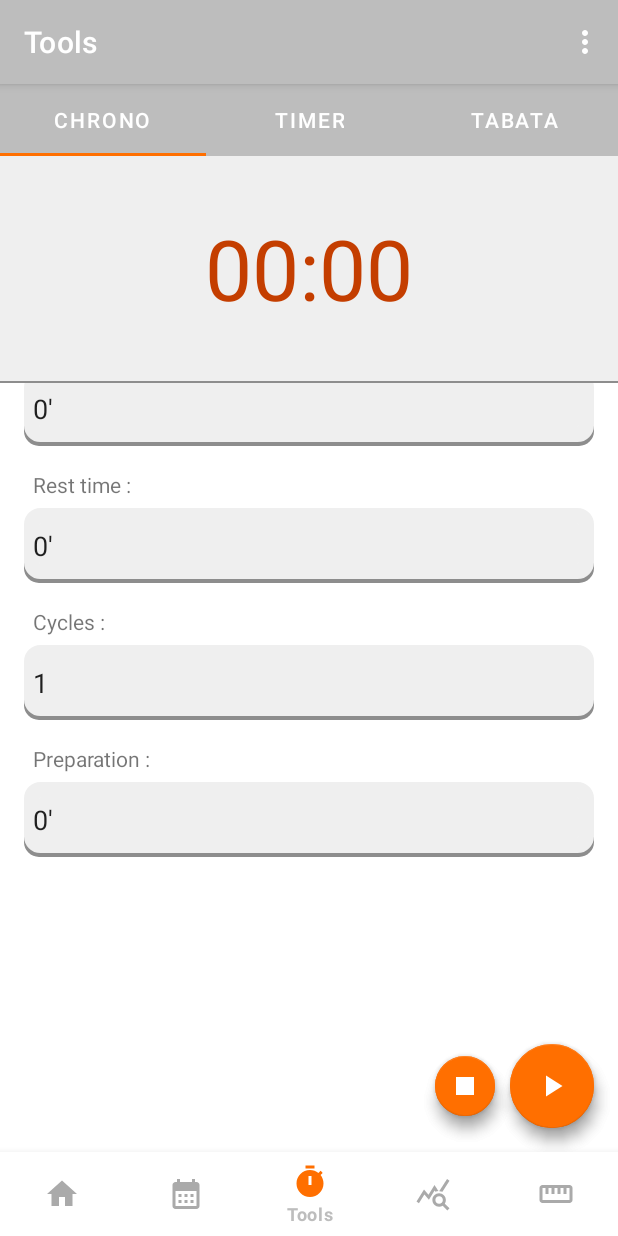
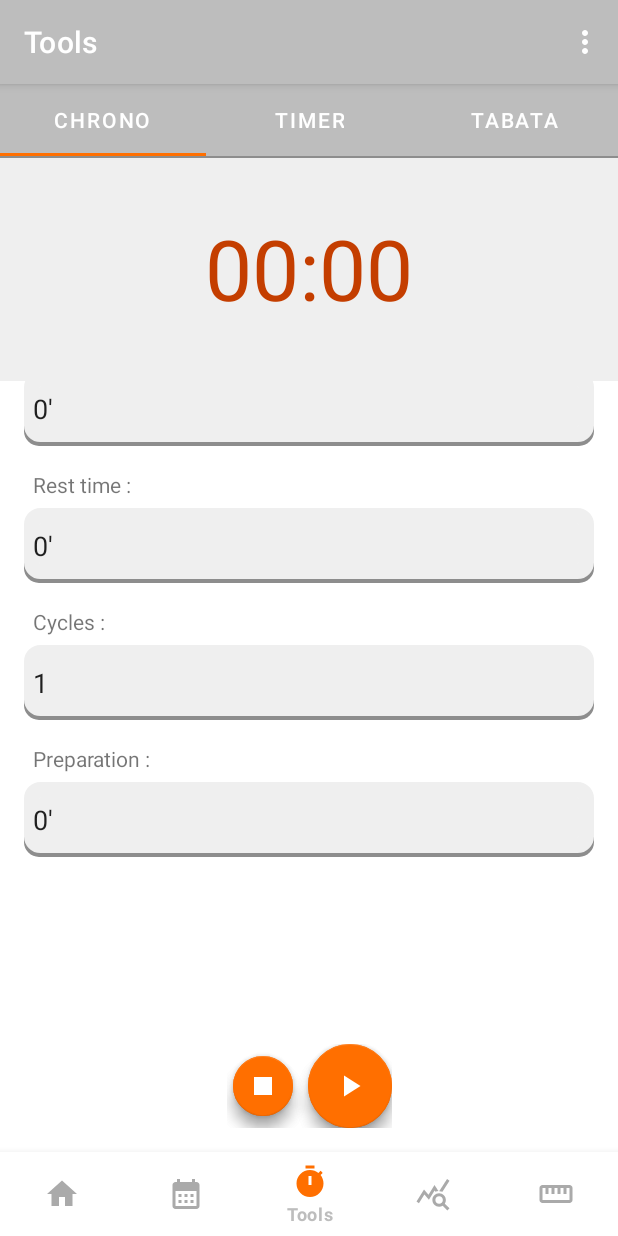
Before and after one commit to e-renault/DiaryFit, an Android app: the fragment Tabata placed in its activity, item 3 of the bottom bar chosen, on a phone screen of 412 x 824 dp. Run offline under Robolectric (Android 15) with nearby library versions, the phone set to English and light mode, and no system bars; our stand-ins replace Firebase (no records; nobody signed in at launch, a user with empty details on screens opened directly), navigation-ui; libraries missing offline, so code that uses them is left out: com.roomorama.caldroid; 2 statements that could not run were skipped.

Commit message:
Boutons tools

```diff
--- a/app/src/main/res/layout/tab_tool_chrono.xml
+++ b/app/src/main/res/layout/tab_tool_chrono.xml
@@ -26,19 +26,36 @@
         app:layout_constraintBottom_toBottomOf="parent"
         app:layout_constraintEnd_toEndOf="parent"
         app:layout_constraintStart_toStartOf="parent"
-        app:layout_constraintTop_toBottomOf="@+id/fg_tools_chrono" />
+        app:layout_constraintTop_toBottomOf="@+id/fg_tools_chrono" >
+
+    </androidx.recyclerview.widget.RecyclerView>
+
+    <View
+        android:layout_width="0dp"
+        android:layout_height="1dp"
+        android:background="@color/primaryDarkColor"
+        tools:layout_editor_absoluteY="150dp" />
+
+    <androidx.constraintlayout.widget.ConstraintLayout
+        android:layout_width="wrap_content"
+        android:layout_height="wrap_content"
+        android:layout_marginStart="@dimen/activity_normal_margin"
+        android:layout_marginEnd="@dimen/activity_normal_margin"
+        android:layout_marginBottom="@dimen/activity_normal_margin"
+        app:layout_constraintBottom_toBottomOf="parent"
+        app:layout_constraintEnd_toEndOf="parent"
+        app:layout_constraintStart_toStartOf="parent">
 
         <com.google.android.material.floatingactionbutton.FloatingActionButton
             android:id="@+id/fg_tools_btn_start"
             style="@style/FloatingActionButton"
             android:layout_width="wrap_content"
             android:layout_height="wrap_content"
-        android:layout_marginEnd="@dimen/activity_normal_margin"
-        android:layout_marginBottom="@dimen/activity_normal_margin"
             android:clickable="true"
             android:src="@drawable/ic_baseline_play_arrow_24"
             app:layout_constraintBottom_toBottomOf="parent"
-        app:layout_constraintEnd_toEndOf="parent" />
+            app:layout_constraintEnd_toEndOf="parent"
+            app:layout_constraintTop_toTopOf="parent" />
 
         <com.google.android.material.floatingactionbutton.FloatingActionButton
             android:id="@+id/fg_tools_btn_reset"
@@ -52,14 +69,8 @@
             app:fabSize="mini"
             app:layout_constraintBottom_toBottomOf="@+id/fg_tools_btn_start"
             app:layout_constraintEnd_toStartOf="@+id/fg_tools_btn_start"
-        app:layout_constraintTop_toTopOf="@+id/fg_tools_btn_start" />
-
-    <View
-        android:layout_width="0dp"
-        android:layout_height="1dp"
-        android:background="@color/primaryDarkColor"
-        app:layout_constraintEnd_toEndOf="parent"
             app:layout_constraintStart_toStartOf="parent"
-        app:layout_constraintTop_toBottomOf="@+id/fg_tools_chrono" />
+            app:layout_constraintTop_toTopOf="parent" />
+    </androidx.constraintlayout.widget.ConstraintLayout>
 
 </androidx.constraintlayout.widget.ConstraintLayout>
--- a/app/src/main/res/layout/tab_tool_tabata.xml
+++ b/app/src/main/res/layout/tab_tool_tabata.xml
@@ -30,13 +30,16 @@
         app:layout_constraintTop_toBottomOf="@+id/tw_tabata_counter" />
 
     <ScrollView
+        android:id="@+id/scrollView2"
         android:layout_width="0dp"
         android:layout_height="0dp"
         android:fillViewport="true"
         app:layout_constraintBottom_toBottomOf="parent"
         app:layout_constraintEnd_toEndOf="parent"
+        app:layout_constraintHorizontal_bias="0.0"
         app:layout_constraintStart_toStartOf="parent"
-        app:layout_constraintTop_toBottomOf="@+id/tw_tabata_counter">
+        app:layout_constraintTop_toBottomOf="@+id/tw_tabata_counter"
+        app:layout_constraintVertical_bias="1.0">
 
         <androidx.constraintlayout.widget.ConstraintLayout
             android:layout_width="match_parent"
@@ -138,20 +141,27 @@
                 app:layout_constraintEnd_toEndOf="parent"
                 app:layout_constraintStart_toStartOf="parent"
                 app:layout_constraintTop_toBottomOf="@+id/tw_tabata_tv_prepare" />
-        </androidx.constraintlayout.widget.ConstraintLayout>
-    </ScrollView>
+
+            <androidx.constraintlayout.widget.ConstraintLayout
+                android:layout_width="wrap_content"
+                android:layout_height="wrap_content"
+                android:layout_marginStart="@dimen/activity_normal_margin"
+                android:layout_marginEnd="@dimen/activity_normal_margin"
+                android:layout_marginBottom="@dimen/activity_normal_margin"
+                app:layout_constraintBottom_toBottomOf="parent"
+                app:layout_constraintEnd_toEndOf="parent"
+                app:layout_constraintStart_toStartOf="parent">
 
                 <com.google.android.material.floatingactionbutton.FloatingActionButton
                     android:id="@+id/tw_tabata_bt_play"
                     style="@style/FloatingActionButton"
                     android:layout_width="wrap_content"
                     android:layout_height="wrap_content"
-        android:layout_marginEnd="@dimen/activity_normal_margin"
-        android:layout_marginBottom="@dimen/activity_normal_margin"
                     android:clickable="true"
                     android:src="@drawable/ic_baseline_play_arrow_24"
                     app:layout_constraintBottom_toBottomOf="parent"
-        app:layout_constraintEnd_toEndOf="parent" />
+                    app:layout_constraintEnd_toEndOf="parent"
+                    app:layout_constraintTop_toTopOf="parent" />
 
                 <com.google.android.material.floatingactionbutton.FloatingActionButton
                     android:id="@+id/tw_tabata_bt_reset"
@@ -163,9 +173,14 @@
                     android:foregroundGravity="center"
                     android:src="@drawable/ic_baseline_stop_24"
                     app:fabSize="mini"
-        app:layout_constraintBottom_toBottomOf="@+id/tw_tabata_bt_play"
+                    app:layout_constraintBottom_toBottomOf="parent"
                     app:layout_constraintEnd_toStartOf="@+id/tw_tabata_bt_play"
+                    app:layout_constraintStart_toStartOf="parent"
                     app:layout_constraintTop_toTopOf="@+id/tw_tabata_bt_play" />
+            </androidx.constraintlayout.widget.ConstraintLayout>
+
+        </androidx.constraintlayout.widget.ConstraintLayout>
+    </ScrollView>
 
 
 </androidx.constraintlayout.widget.ConstraintLayout>
--- a/app/src/main/res/layout/tab_tool_timer.xml
+++ b/app/src/main/res/layout/tab_tool_timer.xml
@@ -64,17 +64,26 @@ tools:context=".ui.tool.Timer">
         app:layout_constraintStart_toStartOf="parent"
         app:layout_constraintTop_toBottomOf="@+id/textView2" />
 
+    <androidx.constraintlayout.widget.ConstraintLayout
+        android:layout_width="wrap_content"
+        android:layout_height="wrap_content"
+        android:layout_marginStart="@dimen/activity_normal_margin"
+        android:layout_marginEnd="@dimen/activity_normal_margin"
+        android:layout_marginBottom="@dimen/activity_normal_margin"
+        app:layout_constraintBottom_toBottomOf="parent"
+        app:layout_constraintEnd_toEndOf="parent"
+        app:layout_constraintStart_toStartOf="parent">
+
         <com.google.android.material.floatingactionbutton.FloatingActionButton
             android:id="@+id/bt_tool_start"
             style="@style/FloatingActionButton"
             android:layout_width="wrap_content"
             android:layout_height="wrap_content"
-        android:layout_marginEnd="@dimen/activity_normal_margin"
-        android:layout_marginBottom="@dimen/activity_normal_margin"
             android:clickable="true"
             android:src="@drawable/ic_baseline_play_arrow_24"
             app:layout_constraintBottom_toBottomOf="parent"
-        app:layout_constraintEnd_toEndOf="parent" />
+            app:layout_constraintEnd_toEndOf="parent"
+            app:layout_constraintTop_toTopOf="parent" />
 
         <com.google.android.material.floatingactionbutton.FloatingActionButton
             android:id="@+id/bt_tool_reset"
@@ -85,9 +94,11 @@ tools:context=".ui.tool.Timer">
             android:clickable="true"
             android:src="@drawable/ic_baseline_stop_24"
             app:fabSize="mini"
-        app:layout_constraintBottom_toBottomOf="@+id/bt_tool_start"
+            app:layout_constraintBottom_toBottomOf="parent"
             app:layout_constraintEnd_toStartOf="@+id/bt_tool_start"
+            app:layout_constraintStart_toStartOf="parent"
             app:layout_constraintTop_toTopOf="@+id/bt_tool_start" />
+    </androidx.constraintlayout.widget.ConstraintLayout>
 
 
 </androidx.constraintlayout.widget.ConstraintLayout>
```
Lines whose indentation alone changed are shown as unchanged.
